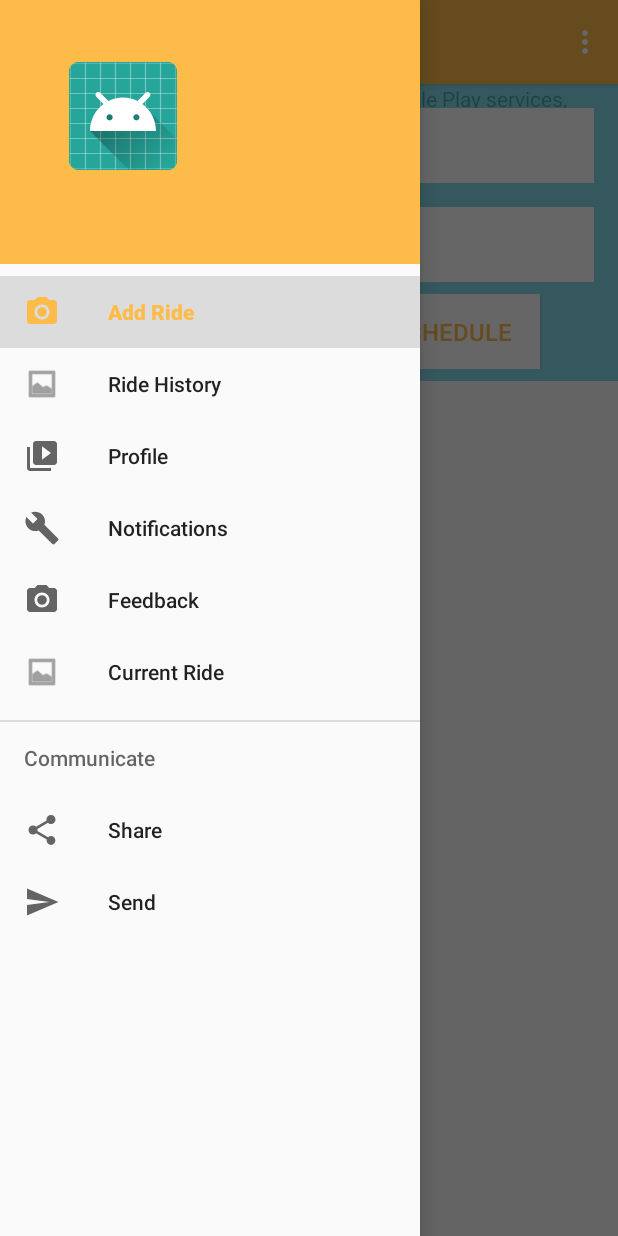
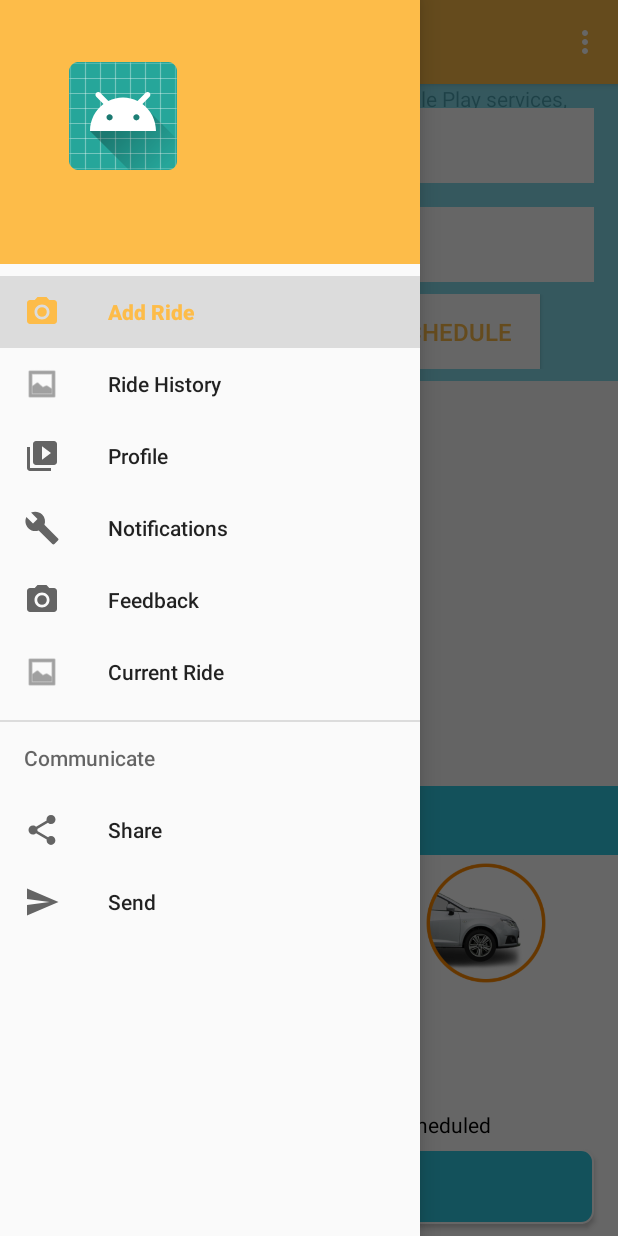
Before and after one commit to Nomanghous/SmartTaxi, an Android app: the MapFragment screen opened directly, with no data from a screen before it, with the side drawer open, on a phone screen of 412 x 824 dp. Run offline under Robolectric (Android 15) with nearby library versions, the phone set to English and light mode, and no system bars; our stand-ins replace Firebase (no records; nobody signed in at launch, a user with empty details on screens opened directly); libraries missing offline, so code that uses them is left out: com.kunzisoft.switchdatetime, com.mikhaellopez.circularimageview; pictures from the network do not load; 1 statement that could not run was skipped.

```diff
--- a/app/src/main/res/layout/fragment_map.xml
+++ b/app/src/main/res/layout/fragment_map.xml
@@ -145,11 +145,11 @@
         />
     <RelativeLayout
         android:layout_width="match_parent"
-        android:layout_height="250dp"
+        android:layout_height="300dp"
         android:layout_alignParentBottom="true"
         android:background="@color/white"
         android:id="@+id/ct_vehicles"
-        android:visibility="gone"
+        android:visibility="visible"
         >
         <TextView
             android:layout_width="match_parent"
@@ -284,15 +284,51 @@
                 </LinearLayout>
             </LinearLayout>
         </HorizontalScrollView>
+        <Button
+            android:layout_width="wrap_content"
+            android:layout_height="50dp"
+            android:layout_above="@+id/contai"
+            android:background="@drawable/btn_grad_orange"
+            android:padding="8dp"
+            android:layout_centerHorizontal="true"
+            android:layout_marginLeft="16dp"
+            android:layout_marginRight="16dp"
+            android:layout_marginBottom="8dp"
+            android:textSize="16sp"
+            android:visibility="gone"
+            android:textAlignment="center"
+            android:textColor="@color/white"
+            android:text="Add Members"
+            android:id="@+id/btn_add_members"
 
-        <CheckBox
-            android:layout_width="match_parent"
+            />
+        <LinearLayout
+            android:layout_width="wrap_content"
             android:layout_height="wrap_content"
-            android:text="Shared Booking"
-            android:checked="false"
-            android:id="@+id/cb_shared"
+            android:orientation="horizontal"
+            android:layout_centerHorizontal="true"
+            android:id="@+id/contai"
             android:layout_above="@+id/btn_select_vehicle"
-            />
+            >
+
+            <CheckBox
+                android:layout_width="wrap_content"
+                android:layout_height="wrap_content"
+                android:text="Shared Booking"
+                android:checked="false"
+                android:id="@+id/cb_shared"
+                android:layout_marginRight="16dp"
+                />
+            <CheckBox
+                android:layout_width="wrap_content"
+                android:layout_height="wrap_content"
+                android:text="Scheduled"
+                android:checked="false"
+                android:id="@+id/cb_scheduled"
+
+                />
+        </LinearLayout>
+
 
         <Button
             android:layout_width="match_parent"
```
Also changed, not shown: app/src/main/java/com/logixcess/smarttaxiapplication/Activities/OrderDetailsActivity.java (+11 -4 lines), app/src/main/java/com/logixcess/smarttaxiapplication/Fragments/MapFragment.java (+102 -7 lines), app/src/main/res/layout/dialog_add_user.xml (added, +74 -0 lines).
